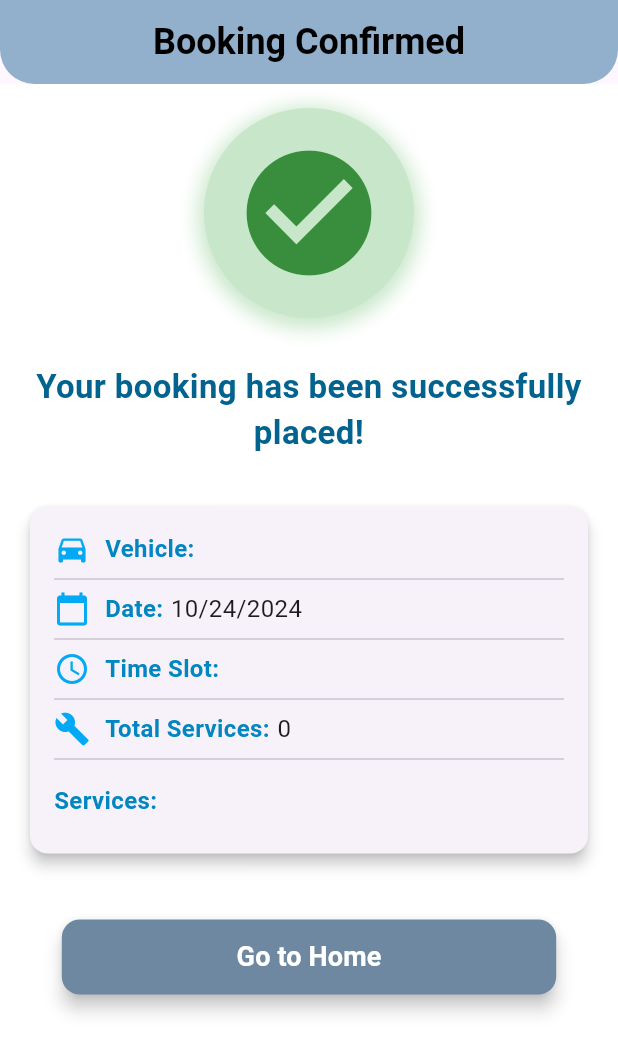
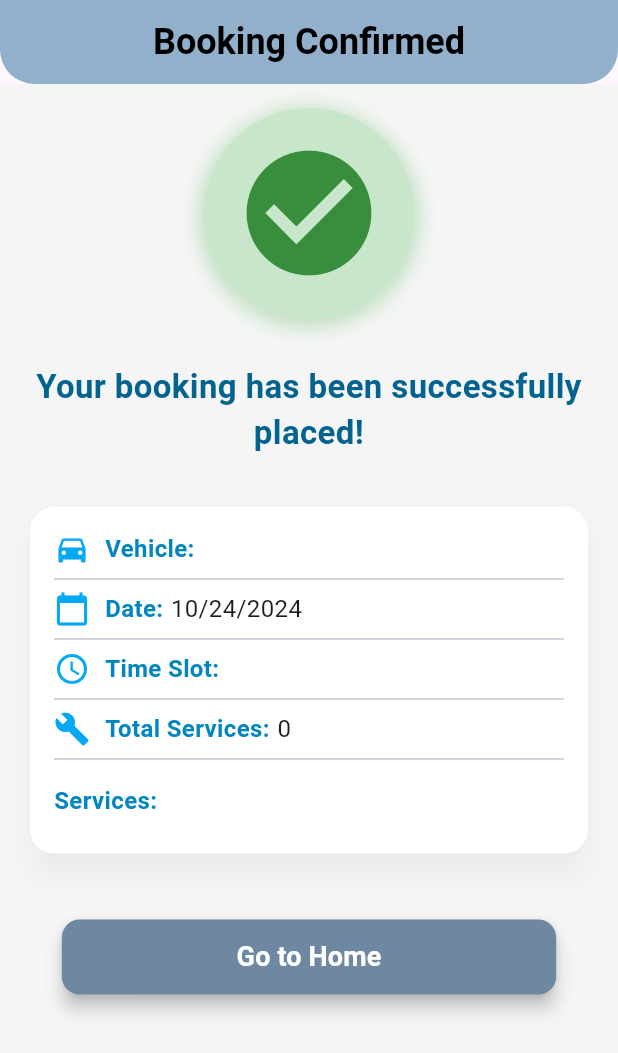
Before and after one commit to JohnLloydDev/AJ-Autofix-App, a Flutter app: the BookingConfirmationScreen screen opened directly with empty values, on a phone screen of 412 x 824 dp. Shown: the top 1053 px of the screen. Run offline on Flutter 3.47's test engine with Material 3 defaults, Android fonts, the phone set to English and light mode, and no system bars; our stand-ins replace bloc, equatable, flutter_bloc, flutter_rating_bar, flutter_secure_storage, flutter_spinkit and 10 more; missing offline and left inert: onesignal_flutter; accounts and stored records are empty; network calls fail.

Commit message:
Update the booking

```diff
--- a/lib/screens/booking_confirmation_screen.dart
+++ b/lib/screens/booking_confirmation_screen.dart
@@ -29,13 +29,15 @@ class BookingConfirmationScreen extends StatelessWidget {
     final double screenWidth = MediaQuery.of(context).size.width;
 
     return Scaffold(
-      backgroundColor: Colors.white,
+      backgroundColor: Colors.grey[100],
       appBar: AppBar(
         flexibleSpace: Container(
           decoration: kAppBar,
         ),
         automaticallyImplyLeading: false,
-        title: const Text('Booking Confirmed',style: TextStyle(
+        title: const Text(
+          'Booking Confirmed',
+          style: TextStyle(
             color: Colors.black,
             fontSize: 24,
             fontWeight: FontWeight.bold,
@@ -82,10 +84,12 @@ class BookingConfirmationScreen extends StatelessWidget {
               ),
               const SizedBox(height: 30),
               Card(
+                color: Colors.white, // Set card background color to white
                 shape: RoundedRectangleBorder(
-                  borderRadius: BorderRadius.circular(12.0),
+                  borderRadius: BorderRadius.circular(16.0), // Rounded corners
                 ),
-                elevation: 4,
+                elevation: 8, // Increased elevation for a floating effect
+                shadowColor: Colors.black.withOpacity(0.2), // Shadow color
                 child: Padding(
                   padding: const EdgeInsets.all(kPadding),
                   child: Column(
@@ -162,7 +166,9 @@ class BookingConfirmationScreen extends StatelessWidget {
                   },
                   style: ElevatedButton.styleFrom(
                     backgroundColor: kMainColor,
-                    shape: kButtonShape,
+                    shape: RoundedRectangleBorder(
+                      borderRadius: BorderRadius.circular(12.0), // Rounded button
+                    ),
                     elevation: 5,
                   ),
                   child: const Text(
--- a/lib/screens/booking_screen.dart
+++ b/lib/screens/booking_screen.dart
@@ -161,7 +161,11 @@ class BookingScreenState extends State<BookingScreen> {
                                         color: Colors.white,
                                         elevation: 2,
                                         shape: RoundedRectangleBorder(
+                                          borderRadius:
+                                              BorderRadius.circular(16.0),
                                         ),
+                                        shadowColor:
+                                            Colors.grey.withOpacity(0.2),
                                         child: Padding(
                                           padding: const EdgeInsets.symmetric(
                                               horizontal: 16.0),
@@ -197,6 +201,8 @@ class BookingScreenState extends State<BookingScreen> {
                               )
                             : const Text(
                                 'No services selected.',
+                                style:
+                                    TextStyle(fontSize: 14, color: Colors.grey),
                               );
                       },
                     ),
```
